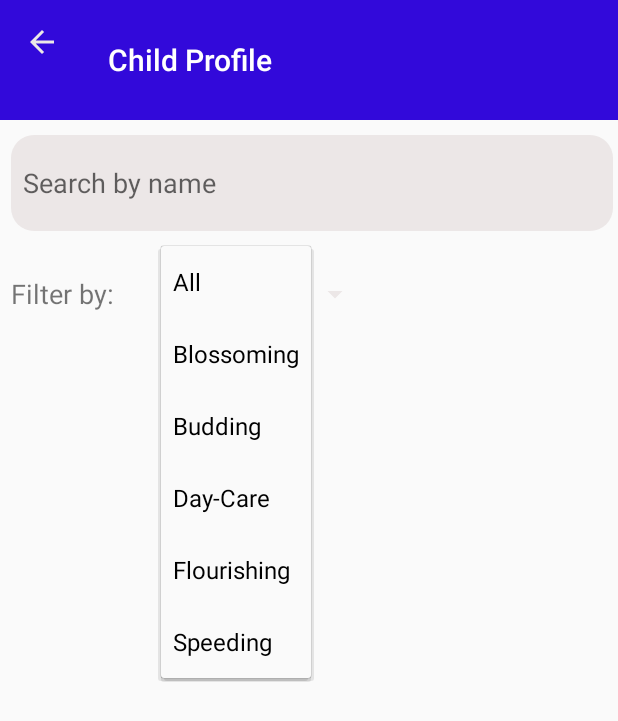
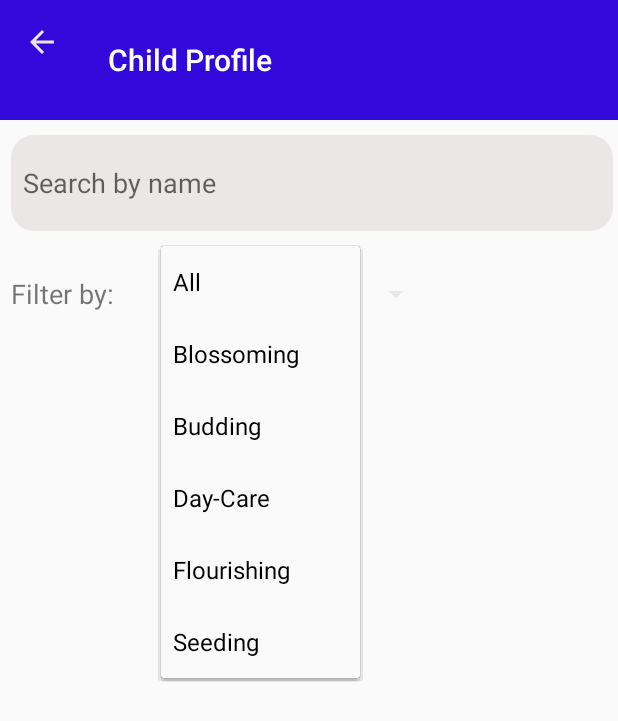
Before and after one commit to Atharva18/ImpetusKidsApp, an Android app: the childdetailswindow screen opened directly, with no data from a screen before it, after a tap on "All", on a phone screen of 412 x 824 dp. Shown: the top 721 px of the screen. Run offline under Robolectric (Android 15) with nearby library versions, the phone set to English and light mode, and no system bars; our stand-ins replace Firebase (no records; nobody signed in at launch, a user with empty details on screens opened directly).

Commit message:
Overall fixes 10/n

```diff
--- a/app/src/main/java/com/example/parij/myschoolcomm/childdetailswindow.java
+++ b/app/src/main/java/com/example/parij/myschoolcomm/childdetailswindow.java
@@ -109,7 +109,7 @@ public class childdetailswindow extends AppCompatActivity {
         arrayListSpinner.add("Budding");
         arrayListSpinner.add("Day-Care");
         arrayListSpinner.add("Flourishing");
-        arrayListSpinner.add("Speeding");
+        arrayListSpinner.add("Seeding");
         arrayAdapterSpinner = new ArrayAdapter<>(childdetailswindow.this, android.R.layout.simple_spinner_dropdown_item, arrayListSpinner);
         spinnerFilter.setAdapter(arrayAdapterSpinner);
 
@@ -229,7 +229,21 @@ public class childdetailswindow extends AppCompatActivity {
                 arrayListDisplay.add(arrayListFull.get(i).getRollNo() + ". " + arrayListFull.get(i).getName() + "\nProgram: " + arrayListFull.get(i).getProgram());
             }
         }
-        arrayAdapter = new ArrayAdapter(childdetailswindow.this, android.R.layout.simple_list_item_1, arrayListDisplay);
+        arrayAdapter = new ArrayAdapter(childdetailswindow.this, android.R.layout.simple_list_item_1, arrayListDisplay) {
+            @Override
+            public View getView(int position, View convertView, ViewGroup parent) {
+                /// Get the Item from ListView
+                View view = super.getView(position, convertView, parent);
+
+                TextView tv = (TextView) view.findViewById(android.R.id.text1);
+
+                // Set the text size 25 dip for ListView each item
+                tv.setTextSize(TypedValue.COMPLEX_UNIT_SP, 18);
+
+                // Return the view
+                return view;
+            }
+        };
         listView.setAdapter(arrayAdapter);
     }
 
--- a/app/src/main/res/layout/activity_childdetailswindow.xml
+++ b/app/src/main/res/layout/activity_childdetailswindow.xml
@@ -58,7 +58,7 @@
             android:layout_width="0dp"
             android:layout_height="match_parent"
             android:layout_gravity="center_vertical"
-            android:layout_weight="0.7" />
+            android:layout_weight="0.9" />
     </LinearLayout>
 
     <ListView
```
Also changed, not shown: app/src/main/res/layout/activity_adminauthorized.xml (+6 -6 lines).
